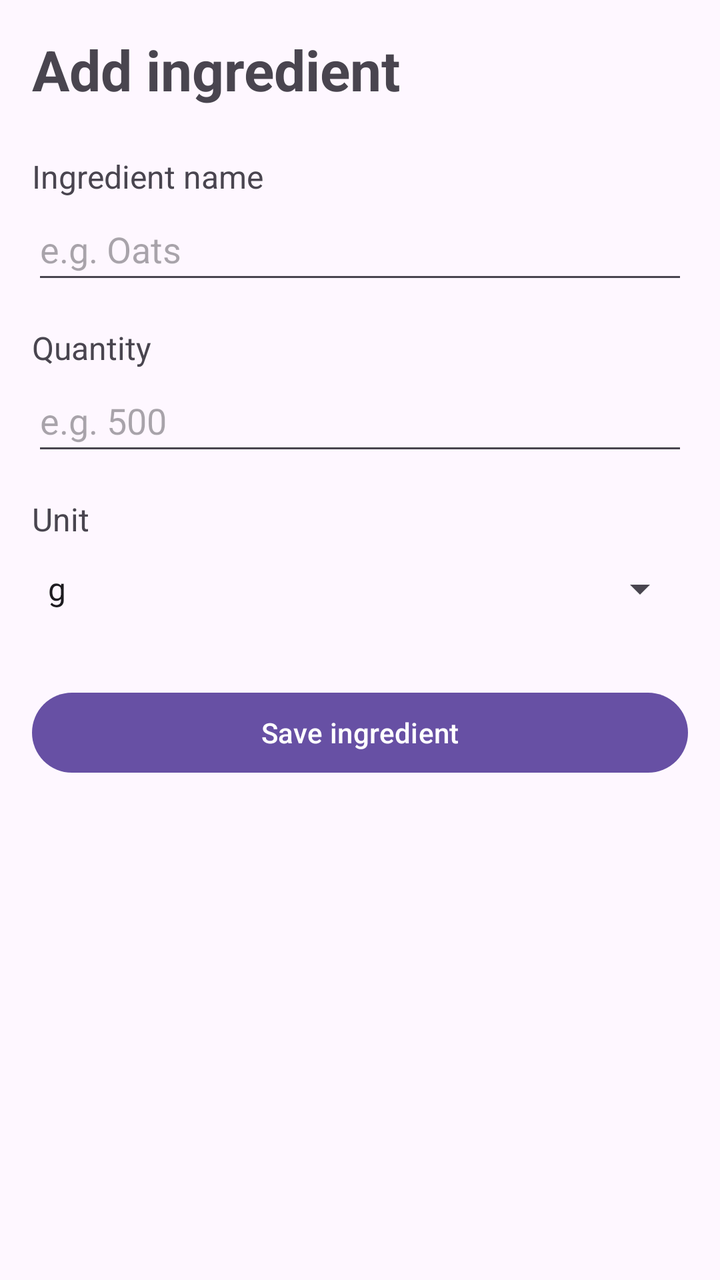
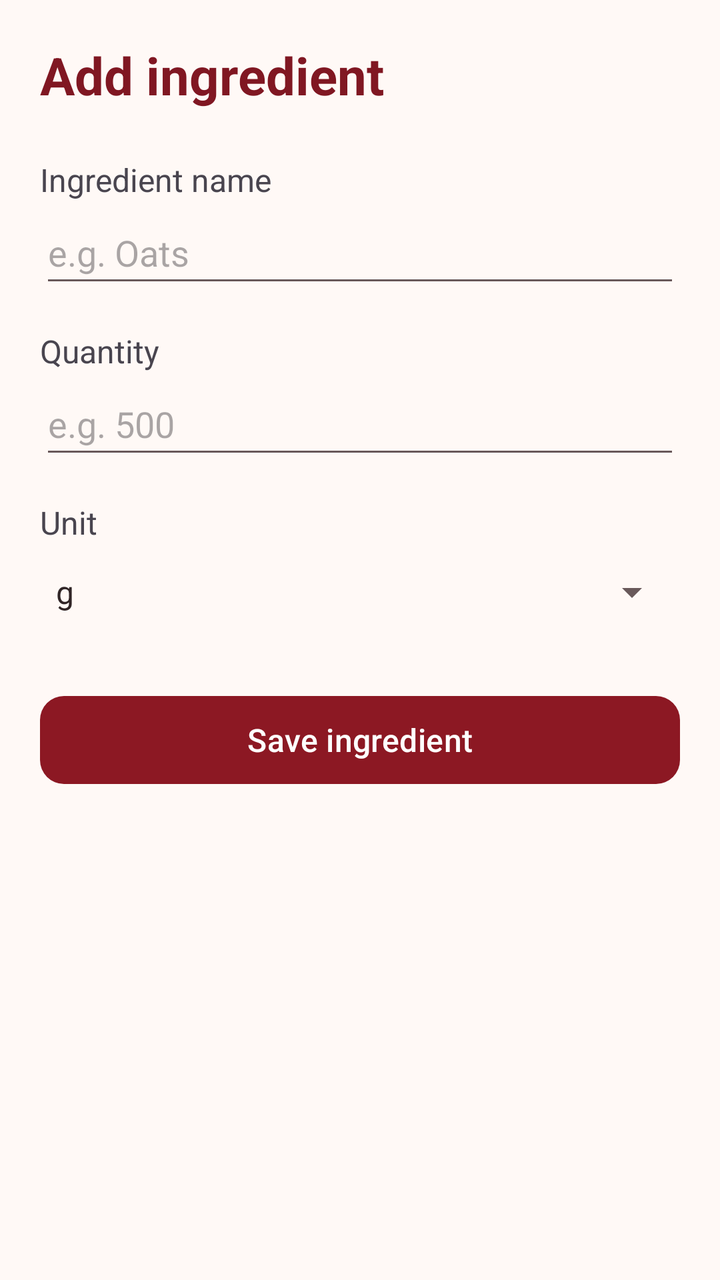

Before-and-after screenshots of an Android layout around one commit, followed by the original layout XML and the change that was made.
<!-- AndroidManifest.xml: application theme Theme.SmartPantryManager -->
<!-- res/layout/activity_ingredient.xml -->
<?xml version="1.0" encoding="utf-8"?>
<ScrollView xmlns:android="http://schemas.android.com/apk/res/android"
    xmlns:tools="http://schemas.android.com/tools"
    android:id="@+id/main"
    android:layout_width="match_parent"
    android:layout_height="match_parent"
    android:fillViewport="true"
    tools:context=".IngredientActivity">

    <LinearLayout
        android:layout_width="match_parent"
        android:layout_height="wrap_content"
        android:orientation="vertical"
        android:padding="16dp">

        <TextView
            android:layout_width="match_parent"
            android:layout_height="wrap_content"
            android:text="@string/ingredient_form_title"
            android:id="@+id/text_ingredient_title"
            android:textSize="28sp"
            android:textStyle="bold" />

        <TextView
            android:layout_width="match_parent"
            android:layout_height="wrap_content"
            android:layout_marginTop="24dp"
            android:labelFor="@id/input_ingredient_name"
            android:text="@string/ingredient_name_label"
            android:textSize="16sp" />

        <EditText
            android:id="@+id/input_ingredient_name"
            android:layout_width="match_parent"
            android:layout_height="wrap_content"
            android:minHeight="48dp"
            android:hint="@string/ingredient_name_hint"
            android:inputType="textCapSentences"
            android:maxLines="1" />

        <TextView
            android:layout_width="match_parent"
            android:layout_height="wrap_content"
            android:layout_marginTop="16dp"
            android:labelFor="@id/input_ingredient_quantity"
            android:text="@string/ingredient_quantity_label"
            android:textSize="16sp" />

        <EditText
            android:id="@+id/input_ingredient_quantity"
            android:layout_width="match_parent"
            android:layout_height="wrap_content"
            android:minHeight="48dp"
            android:hint="@string/ingredient_quantity_hint"
            android:inputType="numberDecimal"
            android:maxLines="1" />

        <TextView
            android:layout_width="match_parent"
            android:layout_height="wrap_content"
            android:layout_marginTop="16dp"
            android:labelFor="@id/spinner_ingredient_unit"
            android:text="@string/ingredient_unit_label"
            android:textSize="16sp" />

        <Spinner
            android:id="@+id/spinner_ingredient_unit"
            android:layout_width="match_parent"
            android:layout_height="wrap_content"
            android:minHeight="48dp"
            android:entries="@array/ingredient_units"
            android:spinnerMode="dropdown" />

        <Button
            android:id="@+id/button_save_ingredient"
            android:layout_width="match_parent"
            android:layout_height="wrap_content"
            android:layout_marginTop="24dp"
            android:text="@string/save_ingredient" />

    </LinearLayout>

</ScrollView>
<!-- resources referenced by this layout -->
<resources>
  <string-array name="ingredient_units">
          <item>g</item>
          <item>kg</item>
          <item>ml</item>
          <item>l</item>
          <item>each</item>
      </string-array>
  <string name="ingredient_form_title">Add ingredient</string>
  <string name="ingredient_name_hint">e.g. Oats</string>
  <string name="ingredient_name_label">Ingredient name</string>
  <string name="ingredient_quantity_hint">e.g. 500</string>
  <string name="ingredient_quantity_label">Quantity</string>
  <string name="ingredient_unit_label">Unit</string>
  <string name="save_ingredient">Save ingredient</string>
  <style name="Theme.SmartPantryManager" parent="Base.Theme.SmartPantryManager" />
  <style name="Base.Theme.SmartPantryManager" parent="Theme.Material3.DayNight.NoActionBar">
          
          
      </style>
</resources>

<!-- the commit's change to res/layout/activity_ingredient.xml (unified diff, before → after) -->
@@ -11,14 +11,15 @@
         android:layout_width="match_parent"
         android:layout_height="wrap_content"
         android:orientation="vertical"
-        android:padding="16dp">
+        android:padding="20dp">
 
         <TextView
             android:layout_width="match_parent"
             android:layout_height="wrap_content"
             android:text="@string/ingredient_form_title"
             android:id="@+id/text_ingredient_title"
-            android:textSize="28sp"
+            android:textSize="26sp"
+            android:textColor="@color/pantry_heading"
             android:textStyle="bold" />
 
         <TextView
<!-- resource entries referenced after the edit -->
@@ -7,6 +7,7 @@
           <item>l</item>
           <item>each</item>
       </string-array>
+  <color name="pantry_heading">#801722</color>
   <string name="ingredient_form_title">Add ingredient</string>
   <string name="ingredient_name_hint">e.g. Oats</string>
   <string name="ingredient_name_label">Ingredient name</string>
@@ -16,8 +17,35 @@
   <string name="save_ingredient">Save ingredient</string>
   <style name="Theme.SmartPantryManager" parent="Base.Theme.SmartPantryManager" />
   <style name="Base.Theme.SmartPantryManager" parent="Theme.Material3.DayNight.NoActionBar">
-          
-          
+          <item name="colorPrimary">@color/pantry_red</item>
+          <item name="colorOnPrimary">@color/pantry_on_red</item>
+          <item name="colorPrimaryContainer">@color/pantry_soft</item>
+          <item name="colorOnPrimaryContainer">@color/pantry_text</item>
+          <item name="colorSecondary">@color/pantry_red</item>
+          <item name="colorOnSecondary">@color/pantry_on_red</item>
+          <item name="colorSurface">@color/pantry_surface</item>
+          <item name="colorOnSurface">@color/pantry_text</item>
+          <item name="colorOnSurfaceVariant">@color/pantry_muted</item>
+          <item name="colorOutline">@color/pantry_line</item>
+          <item name="android:colorBackground">@color/pantry_background</item>
+          <item name="android:windowBackground">@color/pantry_background</item>
+          <item name="android:textColorPrimary">@color/pantry_text</item>
+          <item name="android:textColorSecondary">@color/pantry_muted</item>
+          <item name="colorControlActivated">@color/pantry_red</item>
+          <item name="materialButtonStyle">@style/Widget.SmartPantry.Button</item>
+      </style>
+  <color name="pantry_red">#8C1823</color>
+  <color name="pantry_on_red">#FFFFFF</color>
+  <color name="pantry_soft">#F8E8E6</color>
+  <color name="pantry_text">#302526</color>
+  <color name="pantry_surface">#FFFFFF</color>
+  <color name="pantry_muted">#69595A</color>
+  <color name="pantry_line">#E8D4D3</color>
+  <color name="pantry_background">#FFF9F6</color>
+  <style name="Widget.SmartPantry.Button" parent="Widget.Material3.Button">
+          <item name="cornerRadius">12dp</item>
+          <item name="android:minHeight">52dp</item>
+          <item name="android:textSize">16sp</item>
       </style>
 </resources>
 
